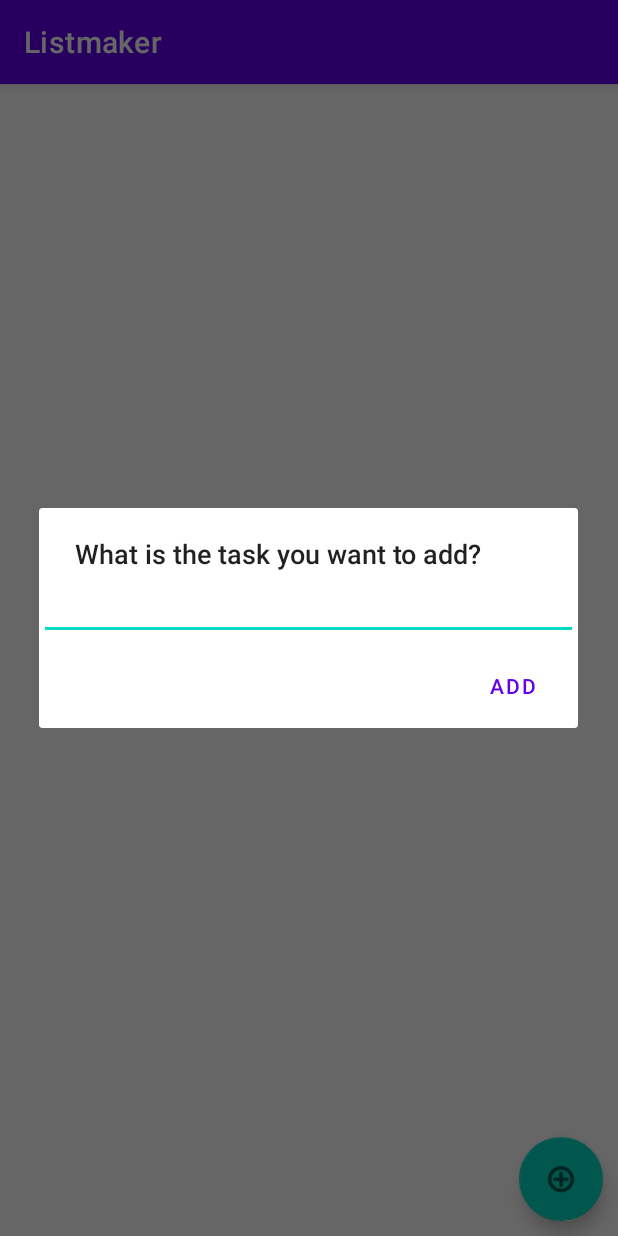
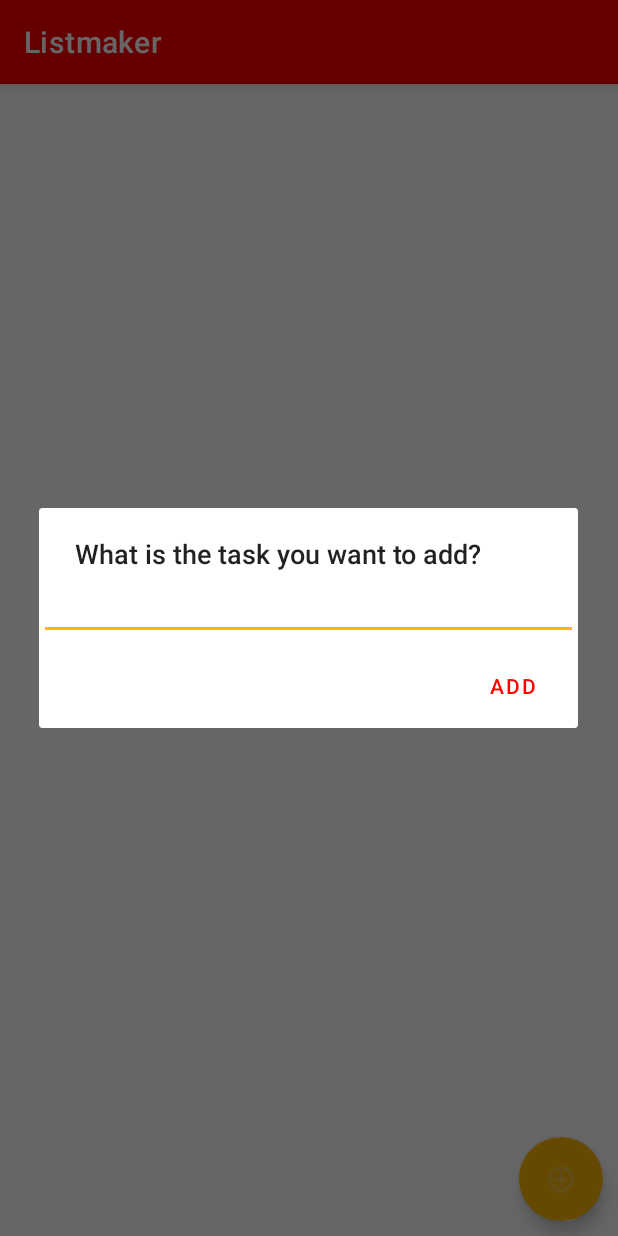
Before and after one commit to hykerk/Listmaker, an Android app: the ListDetailActivity screen opened directly, with no data from a screen before it, after a tap on an icon or button, on a phone screen of 412 x 824 dp. Run offline under Robolectric (Android 15) with nearby library versions, the phone set to English and light mode, and no system bars; 4 statements that could not run were skipped.

Commit message:
Chapter 12 colors App crashed after trying to run after adjusting colors.xml and themes.xml

```diff
--- a/app/src/main/res/values-night/themes.xml
+++ b/app/src/main/res/values-night/themes.xml
@@ -2,15 +2,15 @@
     <!-- Base application theme. -->
     <style name="Theme.Listmaker" parent="Theme.MaterialComponents.DayNight.DarkActionBar">
         <!-- Primary brand color. -->
-        <item name="colorPrimary">@color/purple_200</item>
-        <item name="colorPrimaryVariant">@color/purple_700</item>
-        <item name="colorOnPrimary">@color/black</item>
+        <item name="colorPrimary">@color/primaryColor</item>
+        <item name="colorPrimaryVariant">@color/primaryDarkColor</item>
+        <item name="colorOnPrimary">@color/primaryLightColor</item>
         <!-- Secondary brand color. -->
-        <item name="colorSecondary">@color/teal_200</item>
-        <item name="colorSecondaryVariant">@color/teal_200</item>
-        <item name="colorOnSecondary">@color/black</item>
+        <item name="colorSecondary">@color/secondaryColor</item>
+        <item name="colorSecondaryVariant">@color/secondaryDarkColor</item>
+        <item name="colorOnSecondary">@color/secondaryLightColor</item>
         <!-- Status bar color. -->
-        <item name="android:statusBarColor">?attr/colorPrimaryVariant</item>
+        <item name="android:statusBarColor" tools:targetApi="l">?attr/colorPrimaryVariant</item>
         <!-- Customize your theme here. -->
     </style>
 </resources>
--- a/app/src/main/res/values/colors.xml
+++ b/app/src/main/res/values/colors.xml
@@ -1,10 +1,11 @@
 <?xml version="1.0" encoding="utf-8"?>
 <resources>
-    <color name="purple_200">#FFBB86FC</color>
-    <color name="purple_500">#FF6200EE</color>
-    <color name="purple_700">#FF3700B3</color>
-    <color name="teal_200">#FF03DAC5</color>
-    <color name="teal_700">#FF018786</color>
-    <color name="black">#FF000000</color>
-    <color name="white">#FFFFFFFF</color>
+    <color name="primaryColor">#ff0000</color>
+    <color name="primaryLightColor">#ed8585</color>
+    <color name="primaryDarkColor">#6e1b1b</color>
+    <color name="secondaryColor">#ffb700</color>
+    <color name="secondaryLightColor">#ebc76e</color>
+    <color name="secondaryDarkColor">#8c690f</color>
+    <color name="primaryTextColor">#000000</color>
+    <color name="secondaryTextColor">#000000</color>
 </resources>
--- a/app/src/main/res/values/themes.xml
+++ b/app/src/main/res/values/themes.xml
@@ -2,15 +2,15 @@
     <!-- Base application theme. -->
     <style name="Theme.Listmaker" parent="Theme.MaterialComponents.DayNight.DarkActionBar">
         <!-- Primary brand color. -->
-        <item name="colorPrimary">@color/purple_500</item>
-        <item name="colorPrimaryVariant">@color/purple_700</item>
-        <item name="colorOnPrimary">@color/white</item>
+        <item name="colorPrimary">@color/primaryColor</item>
+        <item name="colorPrimaryVariant">@color/primaryDarkColor</item>
+        <item name="colorOnPrimary">@color/primaryLightColor</item>
         <!-- Secondary brand color. -->
-        <item name="colorSecondary">@color/teal_200</item>
-        <item name="colorSecondaryVariant">@color/teal_700</item>
-        <item name="colorOnSecondary">@color/black</item>
+        <item name="colorSecondary">@color/secondaryColor</item>
+        <item name="colorSecondaryVariant">@color/secondaryDarkColor</item>
+        <item name="colorOnSecondary">@color/secondaryLightColor</item>
         <!-- Status bar color. -->
-        <item name="android:statusBarColor">?attr/colorPrimaryVariant</item>
+        <item name="android:statusBarColor" tools:targetApi="l">?attr/colorPrimaryVariant</item>
         <!-- Customize your theme here. -->
     </style>
 </resources>
```
